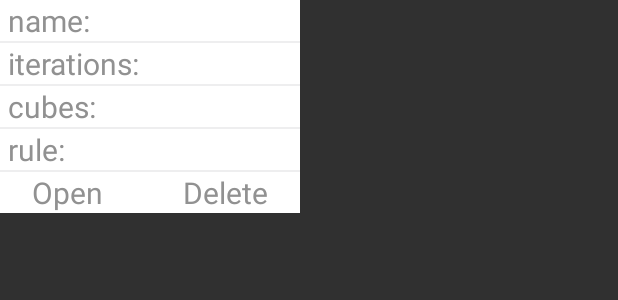
After one commit to vladcherednichenko/Dissertation_CellularAutomata, an Android app: the layout dialog_context_load_automata.xml on its own in the app's theme, with its tools: preview values and no code run, on a phone screen of 412 x 824 dp. The commit adds this screen. Shown: the top 300 px of the screen. Run offline under Robolectric (Android 15) with nearby library versions, the phone set to English and light mode, and no system bars.

Commit message:
context menu

```diff
--- a/app/src/main/java/com/cellular/automata/cellularautomata/SurfaceViewForAutomata.java
+++ b/app/src/main/java/com/cellular/automata/cellularautomata/SurfaceViewForAutomata.java
@@ -148,10 +148,7 @@ public class SurfaceViewForAutomata extends GLSurfaceView{
     @Override
     public boolean onTouchEvent(MotionEvent e) {
 
-
-
-        if (e.getPointerCount()>1){
-
+        if (e.getPointerCount() > 1) {
 
             int xPointer1 = (int) e.getX(firstPointerIndex);
             int yPointer1 = (int) e.getY(firstPointerIndex);
--- a/app/src/main/java/com/cellular/automata/cellularautomata/data/Automata.java
+++ b/app/src/main/java/com/cellular/automata/cellularautomata/data/Automata.java
@@ -55,6 +55,7 @@ public class Automata {
     public void setRule(Rule rule){
 
         this.rule = rule;
+        this.model.setRule(rule.toString());
 
     }
 
@@ -70,6 +71,7 @@ public class Automata {
     public void setModel(AutomataModel modelToLoad){
 
         this.model = modelToLoad;
+        this.rule = Rule.fromString(modelToLoad.getRule());
 
         updateRender(model.getMap());
 
--- a/app/src/main/java/com/cellular/automata/cellularautomata/data/CubeMap.java
+++ b/app/src/main/java/com/cellular/automata/cellularautomata/data/CubeMap.java
@@ -289,7 +289,7 @@ public class CubeMap {
 
     public static CubeMap fromString(String stringAutomataForm, int automataRadius){
 
-
+        // create this
         CubeMap map = new CubeMap(automataRadius);
 
         return map;
--- /dev/null
+++ b/app/src/main/res/layout/dialog_context_load_automata.xml
@@ -0,0 +1,86 @@
+<?xml version="1.0" encoding="utf-8"?>
+<LinearLayout xmlns:android="http://schemas.android.com/apk/res/android"
+    android:layout_width="200dp"
+    android:layout_height="wrap_content"
+    android:background="#eeeeef"
+    android:gravity="center"
+    android:orientation="vertical">
+
+    <TextView
+        android:id="@+id/load_context_txt_name"
+        android:background="@color/colorWhite"
+        android:layout_width="match_parent"
+        android:layout_height="wrap_content"
+        android:paddingStart="5dp"
+        android:layout_marginBottom="1dp"
+        android:gravity="center_vertical"
+        android:textColor="@color/color_small_text"
+        android:text="name: "
+        android:textSize="20sp"/>
+
+    <TextView
+        android:id="@+id/load_context_txt_iterations"
+        android:background="@color/colorWhite"
+        android:layout_width="match_parent"
+        android:layout_height="wrap_content"
+        android:paddingStart="5dp"
+        android:layout_marginBottom="1dp"
+        android:gravity="center_vertical"
+        android:textColor="@color/color_small_text"
+        android:text="iterations: "
+        android:textSize="20sp"/>
+
+    <TextView
+        android:id="@+id/load_context_txt_cubes"
+        android:background="@color/colorWhite"
+        android:layout_width="match_parent"
+        android:layout_height="wrap_content"
+        android:paddingStart="5dp"
+        android:layout_marginBottom="1dp"
+        android:gravity="center_vertical"
+        android:textColor="@color/color_small_text"
+        android:text="cubes: "
+        android:textSize="20sp"/>
+    <TextView
+        android:id="@+id/load_context_txt_rule"
+        android:background="@color/colorWhite"
+        android:layout_width="match_parent"
+        android:layout_height="wrap_content"
+        android:paddingStart="5dp"
+        android:layout_marginBottom="1dp"
+        android:gravity="center_vertical"
+        android:textColor="@color/color_small_text"
+        android:text="rule: "
+        android:textSize="20sp"/>
+    <LinearLayout
+        android:layout_width="match_parent"
+        android:layout_height="wrap_content"
+        android:orientation="horizontal">
+
+        <TextView
+            android:id="@+id/load_context_open"
+            android:background="@color/colorWhite"
+            android:layout_width="wrap_content"
+            android:layout_height="wrap_content"
+            android:layout_weight="1"
+            android:paddingEnd="5dp"
+            android:gravity="center"
+            android:textColor="@color/color_small_text"
+            android:text="Open"
+            android:textSize="20sp"/>
+        <TextView
+            android:id="@+id/load_context_delete"
+            android:background="@color/colorWhite"
+            android:layout_width="wrap_content"
+            android:layout_height="wrap_content"
+            android:layout_weight="1"
+            android:paddingStart="5dp"
+            android:gravity="center"
+            android:textColor="@color/color_small_text"
+            android:text="Delete"
+            android:textSize="20sp"/>
+
+    </LinearLayout>
+
+
+</LinearLayout>
--- a/app/src/main/res/layout/fragment_load.xml
+++ b/app/src/main/res/layout/fragment_load.xml
@@ -14,6 +14,7 @@
         android:id="@+id/load_recycler_view"
         android:layout_width="match_parent"
         android:layout_height="match_parent"
+        android:padding="@dimen/loadModelsRecyclerViewPadding"
         android:scrollbars="vertical"
         app:layout_constraintBottom_toBottomOf="parent"
         app:layout_constraintEnd_toEndOf="parent"
--- a/app/src/main/res/values/colors.xml
+++ b/app/src/main/res/values/colors.xml
@@ -6,5 +6,5 @@
     <color name="tools_back_color">#9fffffff</color>
     <color name="colorWhite">#ffffff</color>
     <color name="colorBorder">#2b80ff</color>
-    <color name="colorSetText">#919191</color>
+    <color name="color_small_text">#919191</color>
 </resources>
--- a/app/src/main/res/values/dimens.xml
+++ b/app/src/main/res/values/dimens.xml
@@ -5,5 +5,6 @@
     <dimen name="edit_toolbar_icons_size">30dp</dimen>
     <dimen name="toolbar_icons_size">30dp</dimen>
     <dimen name="model_name_text_size">18sp</dimen>
+    <dimen name="loadModelsRecyclerViewPadding">10dp</dimen>
 
 </resources>
```
Also changed, not shown: app/src/main/java/com/cellular/automata/cellularautomata/activity/MainActivity.java (+13 -1 lines), app/src/main/java/com/cellular/automata/cellularautomata/core/Rule.java (+53 -6 lines), app/src/main/java/com/cellular/automata/cellularautomata/database/DataBaseLoader.java (+6 -6 lines), app/src/main/java/com/cellular/automata/cellularautomata/dialogs/AutomataLoadContextDialog.java (added, +87 -0 lines), app/src/main/java/com/cellular/automata/cellularautomata/presenters/Presenter.java (+70 -18 lines), app/src/main/java/com/cellular/automata/cellularautomata/utils/ArrayHelper.java (added, +37 -0 lines), app/src/main/res/layout/activity_main.xml (+27 -40 lines), app/src/main/res/layout/list_row.xml (+6 -4 lines).
